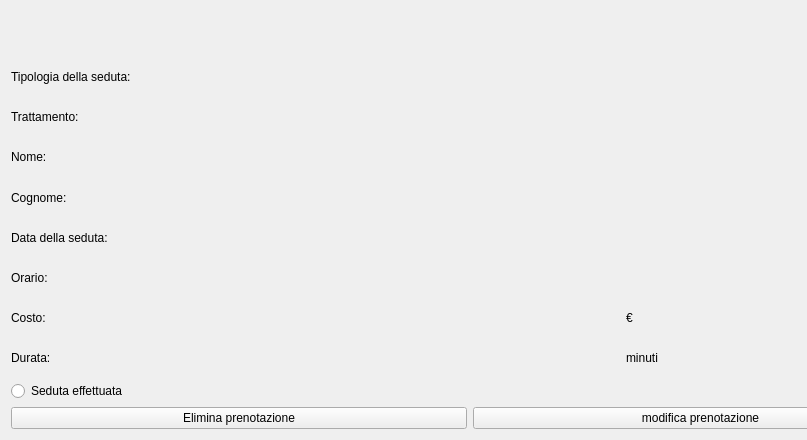
Old version of the form QTdesigner/Prenotazioni/VisualizzaPrenotazioneView.ui in the repository DecaEma01/ProgettoIngSoft; both pictures show x 0 to 807 and y 300 to 740 of the 939 by 740 pixel window.
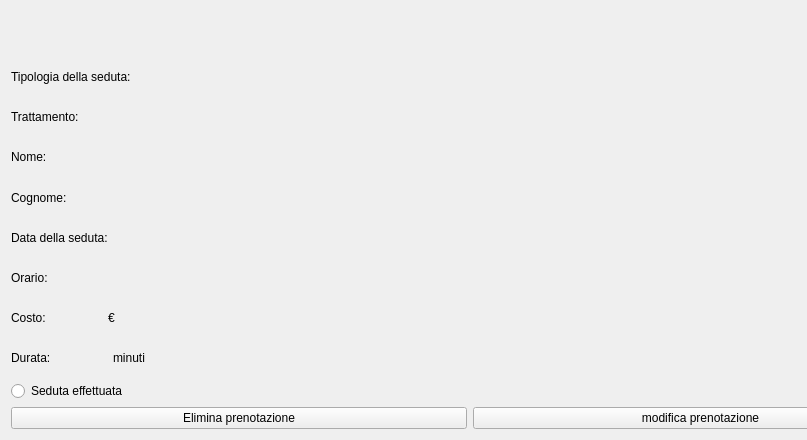
New version of the form.

What changed in the file:
```diff
--- a/QTdesigner/Prenotazioni/VisualizzaPrenotazioneView.ui
+++ b/QTdesigner/Prenotazioni/VisualizzaPrenotazioneView.ui
@@ -54,7 +54,13 @@
        <item>
         <layout class="QHBoxLayout" name="horizontalLayout_4">
          <item>
-          <widget class="QLabel" name="label_4">
+          <widget class="QLabel" name="labelTipologia">
+           <property name="maximumSize">
+            <size>
+             <width>135</width>
+             <height>16777215</height>
+            </size>
+           </property>
            <property name="text">
             <string>Tipologia della seduta:</string>
            </property>
@@ -72,7 +78,13 @@
        <item>
         <layout class="QHBoxLayout" name="horizontalLayout_8">
          <item>
-          <widget class="QLabel" name="label_9">
+          <widget class="QLabel" name="labelTrattamento">
+           <property name="maximumSize">
+            <size>
+             <width>80</width>
+             <height>16777215</height>
+            </size>
+           </property>
            <property name="text">
             <string>Trattamento:</string>
            </property>
@@ -91,6 +103,12 @@
         <layout class="QHBoxLayout" name="horizontalLayoutNome">
          <item>
           <widget class="QLabel" name="labelNome">
+           <property name="maximumSize">
+            <size>
+             <width>45</width>
+             <height>16777215</height>
+            </size>
+           </property>
            <property name="text">
             <string>Nome:</string>
            </property>
@@ -108,7 +126,13 @@
        <item>
         <layout class="QHBoxLayout" name="horizontalLayoutClasse">
          <item>
-          <widget class="QLabel" name="labelClasse">
+          <widget class="QLabel" name="labelCognome">
+           <property name="maximumSize">
+            <size>
+             <width>65</width>
+             <height>16777215</height>
+            </size>
+           </property>
            <property name="text">
             <string>Cognome:</string>
            </property>
@@ -126,7 +150,13 @@
        <item>
         <layout class="QHBoxLayout" name="horizontalLayout_2">
          <item>
-          <widget class="QLabel" name="label">
+          <widget class="QLabel" name="labelData">
+           <property name="maximumSize">
+            <size>
+             <width>110</width>
+             <height>16777215</height>
+            </size>
+           </property>
            <property name="text">
             <string>Data della seduta:</string>
            </property>
@@ -144,7 +174,13 @@
        <item>
         <layout class="QHBoxLayout" name="horizontalLayout_3">
          <item>
-          <widget class="QLabel" name="label_3">
+          <widget class="QLabel" name="labelOrario">
+           <property name="maximumSize">
+            <size>
+             <width>45</width>
+             <height>16777215</height>
+            </size>
+           </property>
            <property name="text">
             <string>Orario:</string>
            </property>
@@ -163,6 +199,12 @@
         <layout class="QHBoxLayout" name="horizontalLayoutCosto">
          <item>
           <widget class="QLabel" name="labelCosto">
+           <property name="maximumSize">
+            <size>
+             <width>45</width>
+             <height>16777215</height>
+            </size>
+           </property>
            <property name="text">
             <string>Costo:</string>
            </property>
@@ -170,6 +212,12 @@
          </item>
          <item>
           <widget class="QLabel" name="labelCostoValue">
+           <property name="maximumSize">
+            <size>
+             <width>40</width>
+             <height>16777215</height>
+            </size>
+           </property>
            <property name="text">
             <string/>
            </property>
@@ -188,6 +236,12 @@
         <layout class="QHBoxLayout" name="horizontalLayoutDurata">
          <item>
           <widget class="QLabel" name="labelDurata">
+           <property name="maximumSize">
+            <size>
+             <width>50</width>
+             <height>16777215</height>
+            </size>
+           </property>
            <property name="text">
             <string>Durata:</string>
            </property>
@@ -195,6 +249,12 @@
          </item>
          <item>
           <widget class="QLabel" name="labelDurataValue">
+           <property name="maximumSize">
+            <size>
+             <width>40</width>
+             <height>16777215</height>
+            </size>
+           </property>
            <property name="text">
             <string/>
            </property>
```
Left out of the diff: 12 changed lines with no effect on the pictures.
